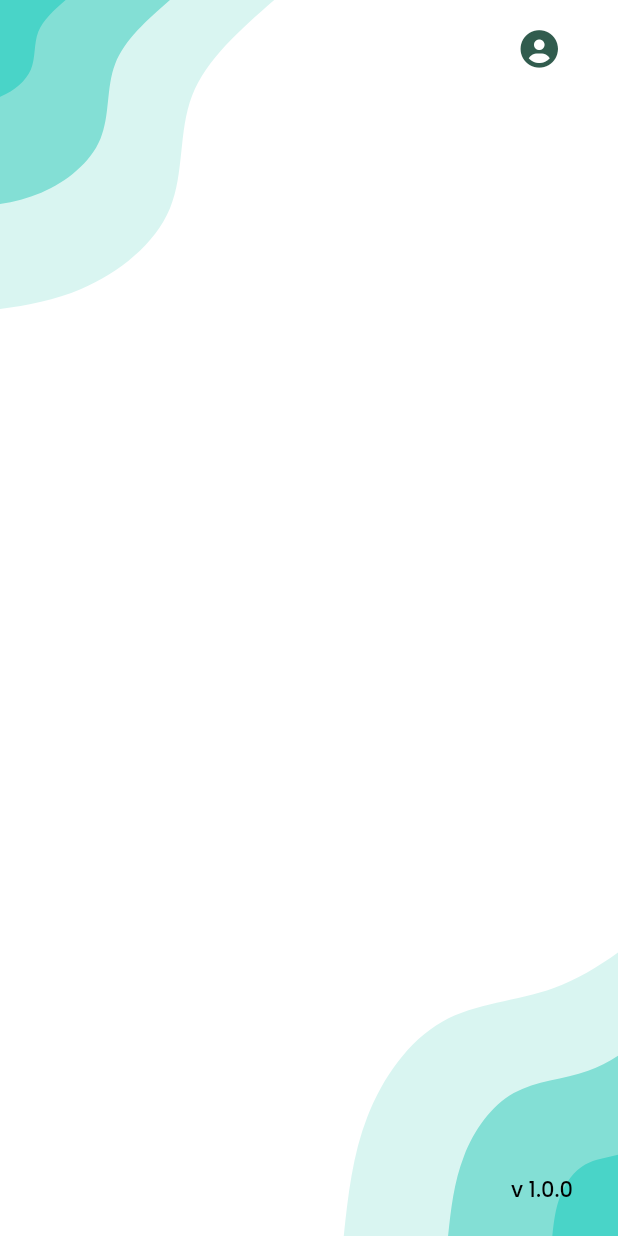
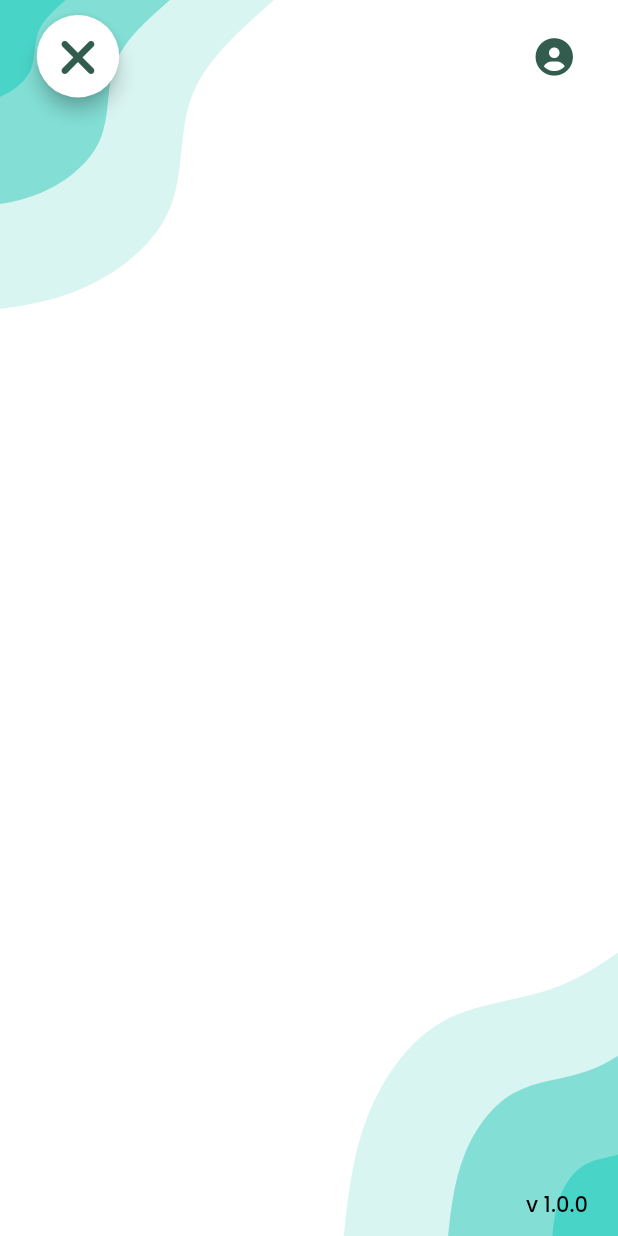
Before and after one commit to isakleong/quiz_app, a Flutter app: the Homepage screen opened by its route, on a phone screen of 412 x 824 dp. Run offline on Flutter 3.47's test engine with Material 2 defaults, Android fonts, the phone set to English and light mode, and no system bars; our stand-ins replace auto_size_text, device_info_plus, dio, flutter_svg, font_awesome_flutter, get and 6 more; missing offline and left inert: encrypt, flutter_background_service, flutter_background_service_android; accounts and stored records are empty.

Commit message:
Revision #002 Release Candidate
changed API URL configuration, add elevation to back button, add exit button on homepage

```diff
--- a/lib/common/app_config.dart
+++ b/lib/common/app_config.dart
@@ -6,8 +6,17 @@ class AppConfig {
   static const String key = "2anLBen0Vi6ysErxXR7vaepHXjnrAHAu";
   static const String iv = "sfatoolsparamobj";
 
+  static const String baseLocalUrl = "http://192.168.10.213/SFATools/public/api";
+  static const String initLocalUrl = "http://192.168.10.213/SFATools";
+  static const String tesLocalUrl = "http://192.168.10.213/SFATools/public/test";
+
+  static const String basePublicUrl = "https://link.tirtakencana.com/SFATools/public/api";
+  static const String initPublicUrl = "https://link.tirtakencana.com/SFATools";
+  static const String tesPublicUrl = "http://link.tirtakencana.com/SFATools/public/test";
+
   static const String baseUrl = "https://link.tirtakencana.com/SFATools/public/api";
   static const String initUrl = "https://link.tirtakencana.com/SFATools";
+
   static const String filevendor = '/storage/emulated/0/TKTW/SFATools.txt';
   static const String filequiz = '/storage/emulated/0/TKTW/SFANotif.txt';
   static const int connectTimeout = 15000;
--- a/lib/common/message_config.dart
+++ b/lib/common/message_config.dart
@@ -1,11 +1,12 @@
 abstract class Message {
   static const retry = "coba lagi";
 
-  static const errorConnection = "Gagal terhubung ke server,\npastikan gadget sudah terhubung ke internet.";
+  static const errorConnection = "Gagal terhubung ke server,\npastikan gadget sudah terhubung ke internet.\n(Bisa menggunakan simcard atau wifi SFA).";
   static const errorQuizConfig = "Mohon maaf, konfigurasi kuis tidak ditemukan, silahkan menghubungi tim SFA.";
   static const errorActiveQuiz = "Mohon maaf, tidak ada kuis yang aktif untuk saat ini.";
   static const submittingQuiz = "Mohon tunggu, sedang proses mengumpulkan kuis.";
   static const confirmSubmitQuiz = "Apakah Anda yakin ingin mengumpulkan kuis?";
+  static const confirmExitApp = "Apakah Anda yakin ingin keluar dari aplikasi?";
   static const retrySubmitQuiz = "Data kuis belum dapat terkirim ke server untuk saat ini.\nJangan matikan gadget agar data dapat langsung terkirim ke server secara otomatis.";
   static const warningQuizNotSent = "Ada data kuis yang belum terkirim.\nPastikan gadget terhubung ke internet\ndan coba ulang setelah 10 menit.";
 }
--- a/lib/screens/homepage.dart
+++ b/lib/screens/homepage.dart
@@ -4,8 +4,10 @@ import 'package:flutter_svg/flutter_svg.dart';
 import 'package:font_awesome_flutter/font_awesome_flutter.dart';
 import 'package:get/get.dart';
 import 'package:sfa_tools/common/app_config.dart';
+import 'package:sfa_tools/common/message_config.dart';
 import 'package:sfa_tools/common/route_config.dart';
 import 'package:sfa_tools/controllers/splashscreen_controller.dart';
+import 'package:sfa_tools/widgets/dialog.dart';
 import 'package:sfa_tools/widgets/textview.dart';
 
 // ignore: must_be_immutable
@@ -24,7 +26,7 @@ class Homepage extends StatelessWidget {
         now.difference(currentBackPressTime!) > const Duration(seconds: 3)) {
       currentBackPressTime = now;
       Get.snackbar(
-        "Yakin ingin keluar?",
+        "Apakah Anda yakin ingin keluar?",
         "Tekan sekali lagi untuk keluar dari aplikasi",
         snackPosition: SnackPosition.BOTTOM,
       );
@@ -55,18 +57,48 @@ class Homepage extends StatelessWidget {
                 ),
                 Padding(
                   padding:
-                      const EdgeInsets.symmetric(horizontal: 30, vertical: 20),
+                      const EdgeInsets.symmetric(horizontal: 20, vertical: 10),
                   child: Column(
                     mainAxisAlignment: MainAxisAlignment.center,
                     crossAxisAlignment: CrossAxisAlignment.end,
                     children: [
                       Row(
-                        mainAxisAlignment: MainAxisAlignment.end,
+                        mainAxisAlignment: MainAxisAlignment.spaceBetween,
                         children: [
-                          Icon(FontAwesomeIcons.solidCircleUser,
+                          ElevatedButton(
+                            onPressed: () {
+                              appsDialog(
+                                type: "app_exit_confirm",
+                                title: const TextView(headings: "H3", text: Message.confirmExitApp, fontSize: 16),
+                                content: const SizedBox(),
+                                isAnimated: true,
+                                isCancel: true,
+                                leftBtnMsg: "tidak",
+                                rightBtnMsg: "ya, keluar",
+                                leftActionClick: () {
+                                  Get.back();
+                                },
+                                rightActionClick: () {
+                                  SystemChannels.platform.invokeMethod('SystemNavigator.pop');
+                                },
+                              );
+                            },
+                            style: ElevatedButton.styleFrom(
+                              backgroundColor: Colors.white,
+                              elevation: 5,
+                              shape: const CircleBorder(),
+                              padding: const EdgeInsets.all(10),
+                            ),
+                            child: Icon(FontAwesomeIcons.xmark, size: 35, color:AppConfig.darkGreen),
+                          ),
+                          Row(
+                            children: [
+                              Icon(FontAwesomeIcons.solidCircleUser,
                               size: 25, color: AppConfig.darkGreen),
-                          const SizedBox(width: 10),
-                          TextView(headings: "H2", text: splashscreenController.salesIdParams.value),
+                              const SizedBox(width: 10),
+                              TextView(headings: "H2", text: splashscreenController.salesIdParams.value),
+                            ],
+                          )
                         ],
                       ),
                       Expanded(
--- a/lib/screens/quiz.dart
+++ b/lib/screens/quiz.dart
@@ -264,7 +264,7 @@ class QuizPage extends GetView<QuizController>{
                             backgroundColor: quizController.currentQuestion.value == 0
                             ? Colors.grey
                             : AppConfig.darkGreen,
-                            elevation: 0,
+                            elevation: 5,
                             shape: const CircleBorder(),
                             padding: const EdgeInsets.all(12),
                           ),
@@ -377,7 +377,7 @@ class QuizPage extends GetView<QuizController>{
                           },
                           style: ElevatedButton.styleFrom(
                             backgroundColor: AppConfig.darkGreen,
-                            elevation: 0,
+                            elevation: 5,
                             shape: const CircleBorder(),
                             padding: const EdgeInsets.all(12),
                           ),
@@ -405,7 +405,7 @@ class QuizPage extends GetView<QuizController>{
                           },
                           style: ElevatedButton.styleFrom(
                             backgroundColor: AppConfig.darkGreen,
-                            elevation: 0,
+                            elevation: 5,
                             shape: const CircleBorder(),
                             padding: const EdgeInsets.all(12),
                           ),
--- a/lib/screens/quiz_dashboard.dart
+++ b/lib/screens/quiz_dashboard.dart
@@ -62,7 +62,7 @@ class QuizDashboard extends StatelessWidget {
                       },
                       style: ElevatedButton.styleFrom(
                         backgroundColor: Colors.white,
-                        elevation: 0,
+                        elevation: 5,
                         shape: const CircleBorder(),
                         padding: const EdgeInsets.all(16),
                       ),
--- a/lib/screens/quiz_history.dart
+++ b/lib/screens/quiz_history.dart
@@ -68,7 +68,7 @@ class HistoryPage extends GetView<HistoryController>  {
                             },
                             style: ElevatedButton.styleFrom(
                               backgroundColor: AppConfig.darkGreen,
-                              elevation: 0,
+                              elevation: 5,
                               shape: const CircleBorder(),
                               padding: const EdgeInsets.all(16),
                             ),
@@ -88,6 +88,7 @@ class HistoryPage extends GetView<HistoryController>  {
                                   backgroundColor: AppConfig.darkGreen,
                                   padding: const EdgeInsets.all(12),
                                   shape: const StadiumBorder(),
+                                  elevation: 5,
                                 ),
                                 child: Row(
                                   mainAxisSize: MainAxisSize.min,
--- a/lib/screens/quiz_starter.dart
+++ b/lib/screens/quiz_starter.dart
@@ -42,7 +42,7 @@ class StartQuiz extends GetView<QuizController>  {
                 },
                 style: ElevatedButton.styleFrom(
                   backgroundColor: AppConfig.darkGreen,
-                  elevation: 0,
+                  elevation: 5,
                   shape: const CircleBorder(),
                   padding: const EdgeInsets.all(16),
                 ),
--- a/lib/widgets/dialog.dart
+++ b/lib/widgets/dialog.dart
@@ -31,6 +31,9 @@ void appsDialog ({required String type, bool isDismmisible = false, required Wid
                 :
                 type == "quiz_confirm" ?
                 'assets/lottie/quiz-confirm.json'
+                :
+                type == "app_exit_confirm" ?
+                'assets/lottie/app-exit-confirm.json'
                 :
                 type == "quiz_passed" ?
                 'assets/lottie/quiz-passed.json'
--- a/pubspec.yaml
+++ b/pubspec.yaml
@@ -30,6 +30,7 @@ dependencies:
   flutter_background_service: ^3.0.1
   shimmer: ^3.0.0
   encrypt: ^5.0.1
+  http: ^0.13.5
 
 dev_dependencies:
   flutter_test:
```
Also changed, not shown: assets/lottie/app-exit-confirm.json (added, +1 -0 lines), lib/tools/service.dart (+71 -12 lines).
